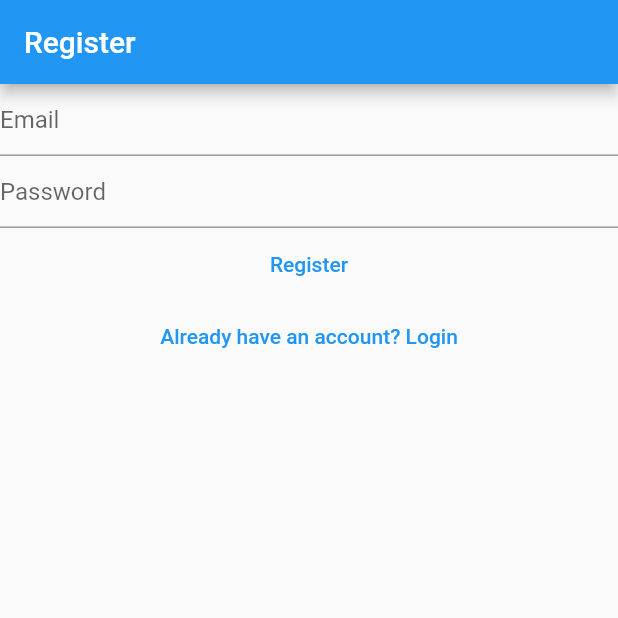
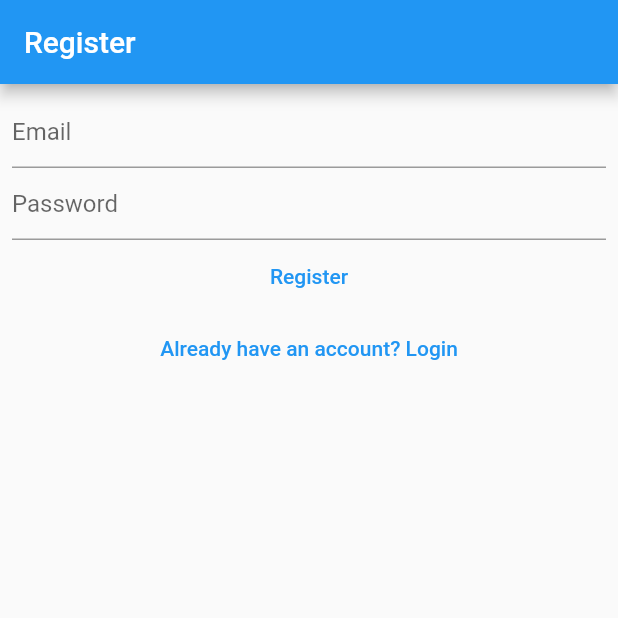
Before and after one commit to Cha195/Notes-Flutter, a Flutter app: the screen it shows after launch, after a tap on "Don't have an account? Register", on a phone screen of 412 x 824 dp, the top half of it. Run offline on Flutter 3.47's test engine with Material 2 defaults, Android fonts, the phone set to English and light mode, and no system bars; our stand-ins replace cloud_firestore, firebase_auth, firebase_core, firebase_messaging, share_plus, sqflite; accounts and stored records are empty; network calls fail.

```diff
--- a/lib/services/auth/firebase_auth_provider.dart
+++ b/lib/services/auth/firebase_auth_provider.dart
@@ -1,4 +1,5 @@
 import 'package:firebase_core/firebase_core.dart';
+import 'package:firebase_messaging/firebase_messaging.dart';
 import 'package:test_app/firebase_options.dart';
 import 'package:test_app/services/auth/auth_user.dart';
 import 'package:test_app/services/auth/auth_provider.dart';
@@ -7,12 +8,70 @@ import 'package:test_app/services/auth/auth_exceptions.dart';
 import 'package:firebase_auth/firebase_auth.dart'
     show FirebaseAuth, FirebaseAuthException;
 
+import '../../utilities/push_notifications.dart';
+
 class FirebaseAuthProvider implements AuthProvider {
+  late final FirebaseMessaging _messaging;
+  PushNotification? _notificationInfo;
+
+  // NOTIFICATIONS!
+  void registerNotification() async {
+    // 2. Instantiate Firebase Messaging
+    _messaging = FirebaseMessaging.instance;
+
+    await _messaging.setForegroundNotificationPresentationOptions(
+      alert: true, // Required to display a heads up notification
+      badge: true,
+      sound: true,
+    );
+
+    // 3. On iOS, this helps to take the user permissions
+    NotificationSettings settings = await _messaging.requestPermission(
+      alert: true,
+      badge: true,
+      provisional: false,
+      sound: true,
+    );
+
+    final fcmToken = await _messaging.getToken();
+    print(fcmToken);
+
+    if (settings.authorizationStatus == AuthorizationStatus.authorized) {
+      FirebaseMessaging.onMessage.listen((RemoteMessage message) {
+        // Parse the message received
+        _notificationInfo = PushNotification(
+          title: message.notification?.title,
+          body: message.notification?.body,
+        );
+        print(_notificationInfo!.body);
+      });
+    } else {
+      print('User declined or has not accepted permission');
+    }
+  }
+
+  checkForInitialMessage() async {
+    await Firebase.initializeApp();
+    RemoteMessage? initialMessage =
+        await FirebaseMessaging.instance.getInitialMessage();
+
+    if (initialMessage != null) {
+      PushNotification notification = PushNotification(
+        title: initialMessage.notification?.title,
+        body: initialMessage.notification?.body,
+      );
+
+      _notificationInfo = notification;
+    }
+  }
+
   @override
   Future<void> initialize() async {
     await Firebase.initializeApp(
       options: DefaultFirebaseOptions.currentPlatform,
     );
+    registerNotification();
+    checkForInitialMessage();
   }
 
   @override
--- /dev/null
+++ b/lib/utilities/push_notifications.dart
@@ -0,0 +1,9 @@
+class PushNotification {
+  String? title;
+  String? body;
+
+  PushNotification({
+    this.title,
+    this.body,
+  });
+}
--- a/lib/views/login_view.dart
+++ b/lib/views/login_view.dart
@@ -34,6 +34,8 @@ class _LoginViewState extends State<LoginView> {
     return Scaffold(
       appBar: AppBar(title: const Text("Login")),
       body: Center(
+        child: Padding(
+          padding: const EdgeInsets.all(8.0),
           child: Column(
             children: [
               TextField(
@@ -83,6 +85,7 @@ class _LoginViewState extends State<LoginView> {
             ],
           ),
         ),
+      ),
     );
   }
 }
--- a/lib/views/register_view.dart
+++ b/lib/views/register_view.dart
@@ -33,6 +33,8 @@ class _RegisterViewState extends State<RegisterView> {
     return Scaffold(
       appBar: AppBar(title: const Text("Register")),
       body: Center(
+        child: Padding(
+          padding: const EdgeInsets.all(8.0),
           child: Column(
             children: [
               TextField(
@@ -81,6 +83,7 @@ class _RegisterViewState extends State<RegisterView> {
             ],
           ),
         ),
+      ),
     );
   }
 }
```
Also changed, not shown: 3 other files. Lines whose indentation alone changed are shown as unchanged.
